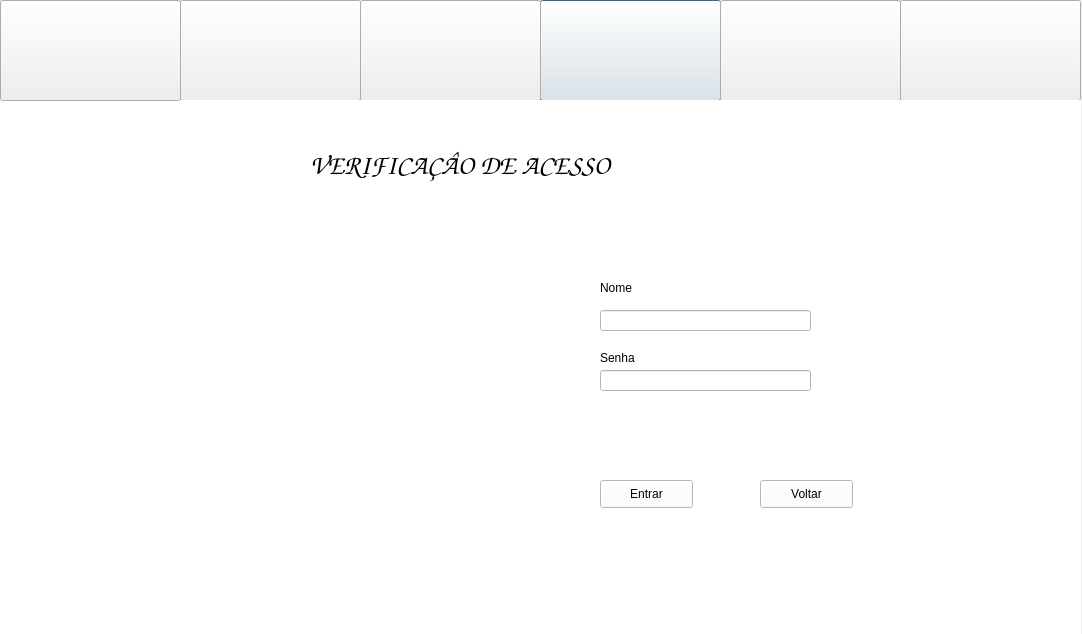
Caioww/Hotel, file InterfaceGrafica/Hotel/menupainel.ui: the form before one commit.
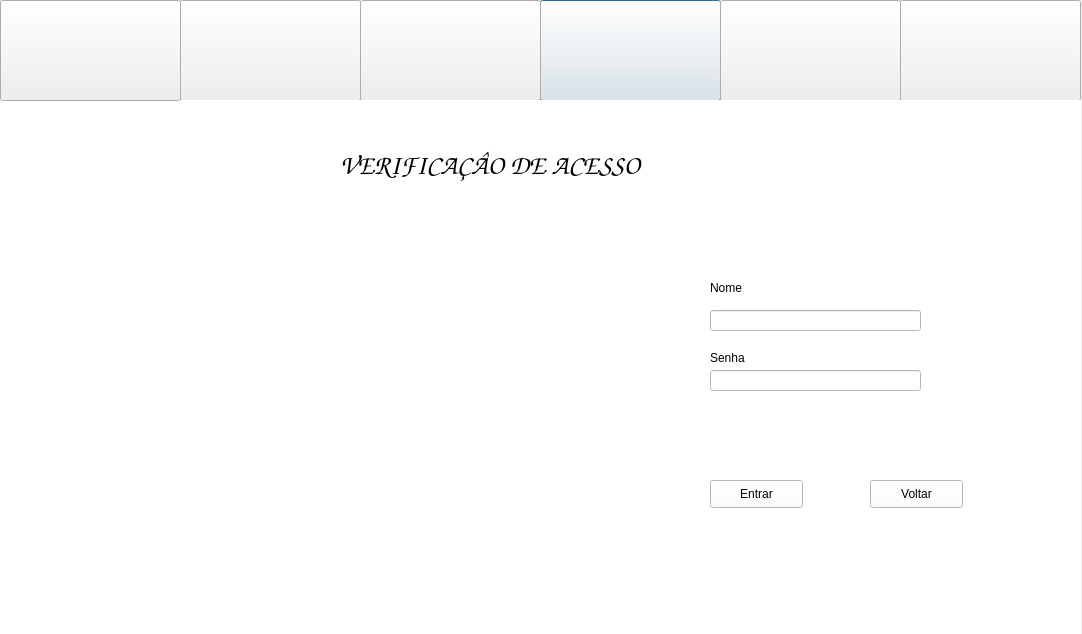
The form after the commit. The open tabs and pages were chosen to show the change. Icons and pictures are not drawn.

Diff of the .ui file:
```diff
--- a/InterfaceGrafica/Hotel/menupainel.ui
+++ b/InterfaceGrafica/Hotel/menupainel.ui
@@ -1616,7 +1616,7 @@
     <widget class="QLabel" name="label_4">
      <property name="geometry">
       <rect>
-       <x>310</x>
+       <x>340</x>
        <y>10</y>
        <width>451</width>
        <height>111</height>
@@ -1637,10 +1637,10 @@
     <widget class="QLabel" name="label_15">
      <property name="geometry">
       <rect>
-       <x>30</x>
-       <y>140</y>
-       <width>391</width>
-       <height>271</height>
+       <x>100</x>
+       <y>130</y>
+       <width>421</width>
+       <height>281</height>
       </rect>
      </property>
      <property name="text">
@@ -1656,7 +1656,7 @@
     <widget class="QLabel" name="label_51">
      <property name="geometry">
       <rect>
-       <x>600</x>
+       <x>710</x>
        <y>180</y>
        <width>55</width>
        <height>16</height>
@@ -1669,7 +1669,7 @@
     <widget class="QLineEdit" name="lineEdit">
      <property name="geometry">
       <rect>
-       <x>600</x>
+       <x>710</x>
        <y>210</y>
        <width>211</width>
        <height>21</height>
@@ -1679,7 +1679,7 @@
     <widget class="QLineEdit" name="lineEdit_2">
      <property name="geometry">
       <rect>
-       <x>600</x>
+       <x>710</x>
        <y>270</y>
        <width>211</width>
        <height>21</height>
@@ -1689,7 +1689,7 @@
     <widget class="QLabel" name="label_52">
      <property name="geometry">
       <rect>
-       <x>600</x>
+       <x>710</x>
        <y>250</y>
        <width>55</width>
        <height>16</height>
@@ -1702,7 +1702,7 @@
     <widget class="QPushButton" name="pushButton">
      <property name="geometry">
       <rect>
-       <x>600</x>
+       <x>710</x>
        <y>380</y>
        <width>93</width>
        <height>28</height>
@@ -1715,7 +1715,7 @@
     <widget class="QPushButton" name="pushButton_4">
      <property name="geometry">
       <rect>
-       <x>760</x>
+       <x>870</x>
        <y>380</y>
        <width>93</width>
        <height>28</height>
```
Left out of the diff: 10 changed lines with no effect on the pictures.
